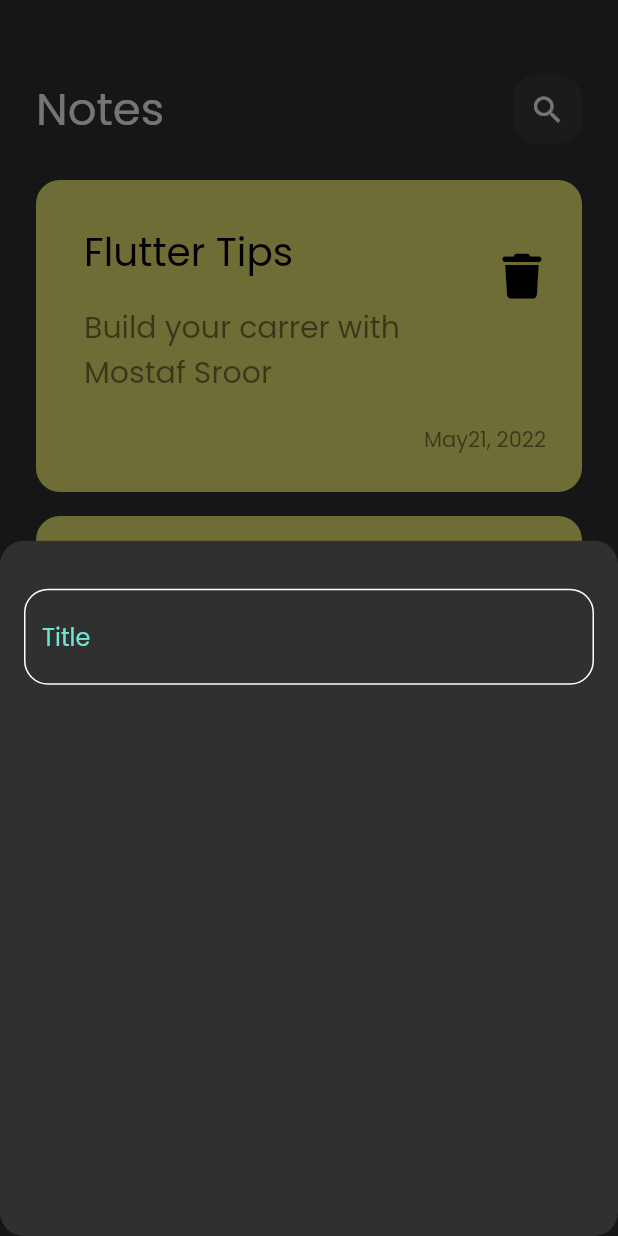
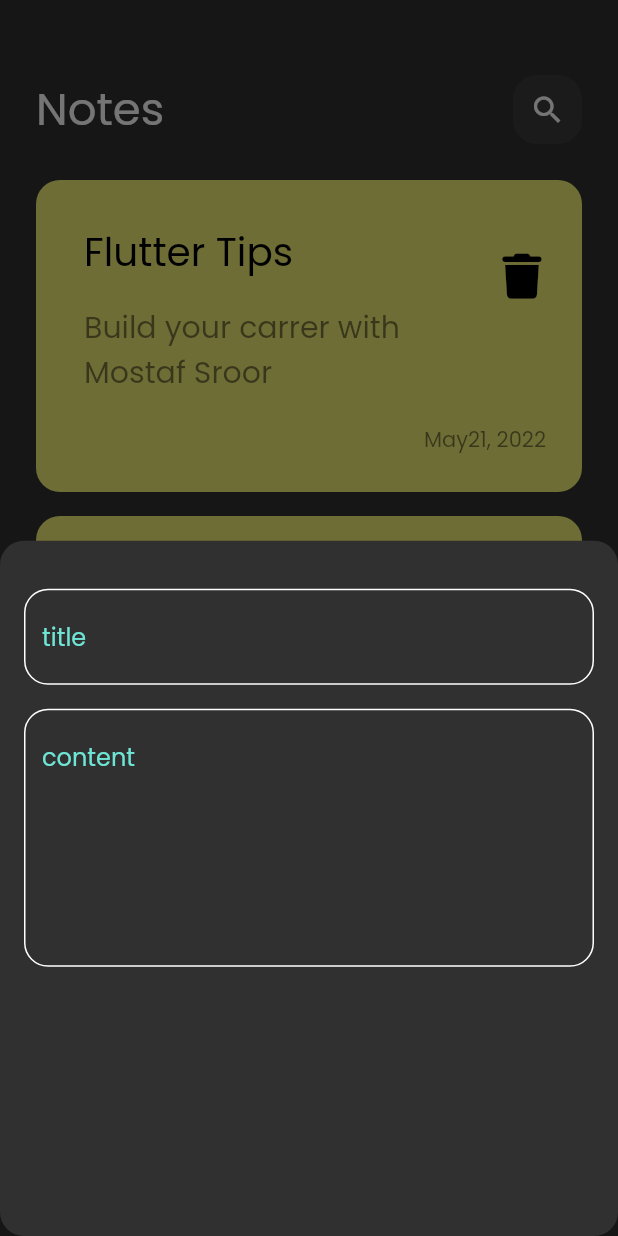
Before and after one commit to sroooooor60/notes_app, a Flutter app: the screen it shows after launch, after a tap on the "add" icon, on a phone screen of 412 x 824 dp. Run offline on Flutter 3.47's test engine with Material 3 defaults, Android fonts, the phone set to English and light mode, and no system bars; our stand-ins replace font_awesome_flutter.

Commit message:
add variable to custom text field

```diff
--- a/lib/widgets/add_note_buttom_sheet.dart
+++ b/lib/widgets/add_note_buttom_sheet.dart
@@ -6,14 +6,23 @@
 
   @override
   Widget build(BuildContext context) {
-    return Padding(
-      padding: const EdgeInsets.symmetric(horizontal: 16),
+    return const Padding(
+      padding: EdgeInsets.symmetric(horizontal: 16),
       child: Column(
         children: [
           SizedBox(
             height: 32,
           ),
-          CustomTextField(),
+          CustomTextField(
+            hintText: 'title',
+          ),
+          SizedBox(
+            height: 16,
+          ),
+          CustomTextField(
+            hintText: 'content',
+            maxLines: 6,
+          ),
         ],
       ),
     );
--- a/lib/widgets/custom_text_feild.dart
+++ b/lib/widgets/custom_text_feild.dart
@@ -2,14 +2,16 @@
 import 'package:nots_app/constants.dart';
 
 class CustomTextField extends StatelessWidget {
-  const CustomTextField({super.key});
-
+  const CustomTextField({super.key, required this.hintText, this.maxLines = 1});
+  final String hintText;
+  final int maxLines;
   @override
   Widget build(BuildContext context) {
     return TextField(
+      maxLines: maxLines,
       cursorColor: KprimaryColor,
       decoration: InputDecoration(
-        hintText: 'Title',
+        hintText: hintText,
         hintStyle: TextStyle(
           color: KprimaryColor,
         ),
```
